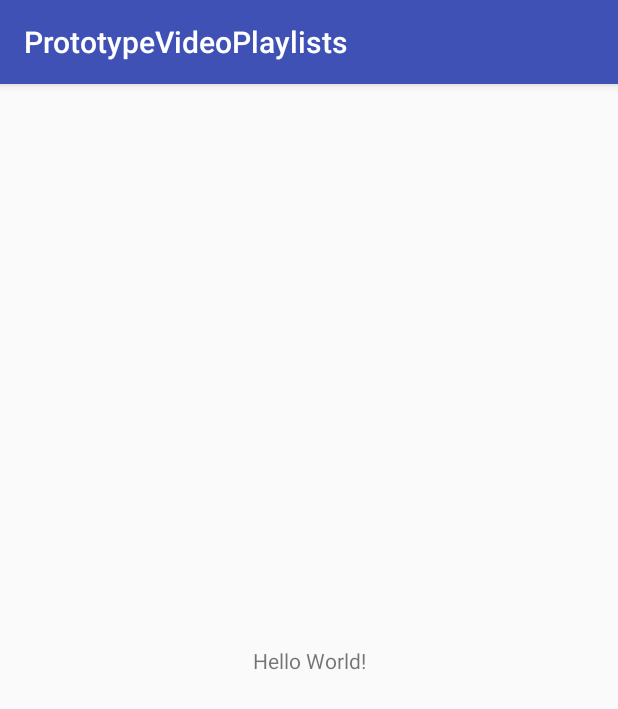
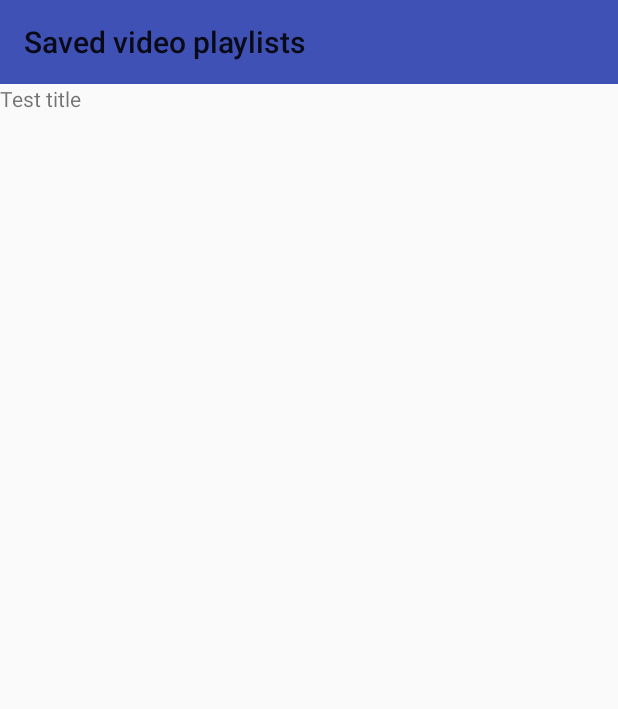
Before and after one commit to mozilla-mobile/nmx-video-prototypes, an Android app: the screen it shows after launch (PlaylistActivity), on a phone screen of 412 x 824 dp. Shown: the top 709 px of the screen. Run offline under Robolectric (Android 15) with nearby library versions, the light colour scheme and no system bars.

Commit message:
Add playlist recyclerView with dummy data.

```diff
--- a/app/build.gradle
+++ b/app/build.gradle
@@ -1,5 +1,6 @@
 apply plugin: 'com.android.application'
 apply plugin: 'kotlin-android'
+apply plugin: 'kotlin-android-extensions'
 
 android {
     compileSdkVersion 25
@@ -26,6 +27,7 @@ dependencies {
         exclude group: 'com.android.support', module: 'support-annotations'
     })
     compile 'com.android.support:appcompat-v7:25.3.1'
+    compile 'com.android.support:recyclerview-v7:25.3.1'
     compile 'com.android.support.constraint:constraint-layout:1.0.2'
     compile "org.jetbrains.kotlin:kotlin-stdlib-jre7:$kotlin_version"
 
--- a/app/src/main/java/org/mozilla/prototypevideoplaylists/PlaylistActivity.kt
+++ b/app/src/main/java/org/mozilla/prototypevideoplaylists/PlaylistActivity.kt
@@ -4,13 +4,54 @@
 
 package org.mozilla.prototypevideoplaylists
 
+import android.content.Context
 import android.support.v7.app.AppCompatActivity
 import android.os.Bundle
+import android.support.v7.widget.LinearLayoutManager
+import android.support.v7.widget.RecyclerView
+import android.view.LayoutInflater
+import android.view.View
+import android.view.ViewGroup
+import android.widget.TextView
+import kotlinx.android.synthetic.main.activity_playlist.*
 
 class PlaylistActivity : AppCompatActivity() {
 
     override fun onCreate(savedInstanceState: Bundle?) {
         super.onCreate(savedInstanceState)
         setContentView(R.layout.activity_playlist)
+        initToolbar()
+        initPlaylistView()
+    }
+
+    private fun initToolbar() {
+        setSupportActionBar(toolbar)
+        val appBar = supportActionBar!!
+        appBar.title = resources.getString(R.string.playlist_activity_title)
+    }
+
+    private fun initPlaylistView() {
+        playlistView.adapter = PlaylistAdapter(this)
+        playlistView.layoutManager = LinearLayoutManager(this, LinearLayoutManager.VERTICAL, false)
     }
 }
+
+private class PlaylistAdapter(val context: Context) : RecyclerView.Adapter<PlaylistViewHolder>() {
+    override fun onBindViewHolder(holder: PlaylistViewHolder?, position: Int) {
+        if (holder == null) return
+        holder.titleView.text = "Test title"
+    }
+
+    override fun getItemCount(): Int {
+        return 1
+    }
+
+    override fun onCreateViewHolder(parent: ViewGroup?, viewType: Int): PlaylistViewHolder {
+        val view = LayoutInflater.from(parent!!.context).inflate(R.layout.playlist_item, parent, false)
+        return PlaylistViewHolder(view)
+    }
+}
+
+private class PlaylistViewHolder(val rootView: View) : RecyclerView.ViewHolder(rootView) {
+    val titleView = rootView.findViewById(R.id.playlistTitleView) as TextView
+}
--- a/app/src/main/res/layout/activity_playlist.xml
+++ b/app/src/main/res/layout/activity_playlist.xml
@@ -1,19 +1,33 @@
 <?xml version="1.0" encoding="utf-8"?>
-<android.support.constraint.ConstraintLayout
+<!-- This Source Code Form is subject to the terms of the Mozilla Public
+   - License, v. 2.0. If a copy of the MPL was not distributed with this
+   - file, You can obtain one at http://mozilla.org/MPL/2.0/. -->
+
+<LinearLayout
     xmlns:android="http://schemas.android.com/apk/res/android"
     xmlns:tools="http://schemas.android.com/tools"
     xmlns:app="http://schemas.android.com/apk/res-auto"
     android:layout_width="match_parent"
     android:layout_height="match_parent"
+    android:orientation="vertical"
     tools:context="org.mozilla.prototypevideoplaylists.PlaylistActivity">
 
-    <TextView
-        android:layout_width="wrap_content"
-        android:layout_height="wrap_content"
-        android:text="Hello World!"
-        app:layout_constraintBottom_toBottomOf="parent"
-        app:layout_constraintLeft_toLeftOf="parent"
-        app:layout_constraintRight_toRightOf="parent"
-        app:layout_constraintTop_toTopOf="parent" />
+    <android.support.v7.widget.Toolbar
+            android:id="@+id/toolbar"
+            android:layout_width="match_parent"
+            android:layout_height="wrap_content"
+            android:layout_weight="0"
+            android:background="?attr/colorPrimary"
+            elevation="4dp"
+            android:theme="@style/ThemeOverlay.AppCompat.ActionBar"
+            app:popupTheme="@style/ThemeOverlay.AppCompat.Light"
+    />
 
-</android.support.constraint.ConstraintLayout>
+    <android.support.v7.widget.RecyclerView
+            android:id="@+id/playlistView"
+            android:layout_width="match_parent"
+            android:layout_height="0dp"
+            android:layout_weight="1"
+    />
+
+</LinearLayout>
--- /dev/null
+++ b/app/src/main/res/layout/playlist_item.xml
@@ -0,0 +1,18 @@
+<?xml version="1.0" encoding="utf-8"?>
+<!-- This Source Code Form is subject to the terms of the Mozilla Public
+   - License, v. 2.0. If a copy of the MPL was not distributed with this
+   - file, You can obtain one at http://mozilla.org/MPL/2.0/. -->
+
+<LinearLayout xmlns:android="http://schemas.android.com/apk/res/android"
+              android:orientation="horizontal"
+              android:layout_width="match_parent"
+              android:layout_height="wrap_content"
+>
+
+    <TextView
+            android:id="@+id/playlistTitleView"
+            android:layout_width="match_parent"
+            android:layout_height="wrap_content"
+    />
+
+</LinearLayout>
--- a/app/src/main/res/values/strings.xml
+++ b/app/src/main/res/values/strings.xml
@@ -1,3 +1,5 @@
 <resources>
     <string name="app_name">PrototypeVideoPlaylists</string>
+
+    <string name="playlist_activity_title">Saved video playlists</string>
 </resources>
--- a/app/src/main/res/values/styles.xml
+++ b/app/src/main/res/values/styles.xml
@@ -1,7 +1,7 @@
 <resources>
 
     <!-- Base application theme. -->
-    <style name="AppTheme" parent="Theme.AppCompat.Light.DarkActionBar">
+    <style name="AppTheme" parent="Theme.AppCompat.Light.NoActionBar">
         <!-- Customize your theme here. -->
         <item name="colorPrimary">@color/colorPrimary</item>
         <item name="colorPrimaryDark">@color/colorPrimaryDark</item>
```
